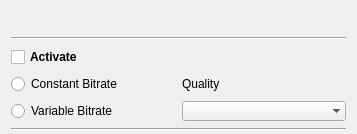
Old version of the form src/GUI/PlayerPlugins/AudioConverter/GUI_AudioConvert.ui in the repository return42/sayonara.
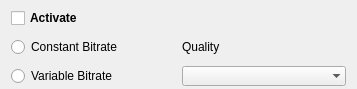
New version of the form.

```diff
--- a/src/GUI/PlayerPlugins/AudioConverter/GUI_AudioConvert.ui
+++ b/src/GUI/PlayerPlugins/AudioConverter/GUI_AudioConvert.ui
@@ -7,21 +7,9 @@
     <x>0</x>
     <y>0</y>
     <width>357</width>
-    <height>134</height>
+    <height>89</height>
    </rect>
   </property>
-  <property name="minimumSize">
-   <size>
-    <width>0</width>
-    <height>134</height>
-   </size>
-  </property>
-  <property name="maximumSize">
-   <size>
-    <width>16777215</width>
-    <height>152</height>
-   </size>
-  </property>
   <layout class="QGridLayout" name="gridLayout">
    <property name="topMargin">
     <number>5</number>
@@ -29,7 +17,23 @@
    <property name="bottomMargin">
     <number>0</number>
    </property>
-   <item row="9" column="2" colspan="2">
+   <item row="5" column="0">
+    <widget class="QCheckBox" name="cb_active">
+     <property name="font">
+      <font>
+       <weight>75</weight>
+       <bold>true</bold>
+      </font>
+     </property>
+     <property name="focusPolicy">
+      <enum>Qt::StrongFocus</enum>
+     </property>
+     <property name="text">
+      <string>Activate</string>
+     </property>
+    </widget>
+   </item>
+   <item row="7" column="2" colspan="2">
     <widget class="QComboBox" name="cb_quality">
      <property name="focusPolicy">
       <enum>Qt::StrongFocus</enum>
@@ -48,17 +52,17 @@
      </property>
     </widget>
    </item>
-   <item row="6" column="0" colspan="4">
-    <widget class="Line" name="line">
+   <item row="7" column="0" colspan="2">
+    <widget class="QRadioButton" name="rb_vbr">
      <property name="focusPolicy">
       <enum>Qt::StrongFocus</enum>
      </property>
-     <property name="orientation">
-      <enum>Qt::Horizontal</enum>
+     <property name="text">
+      <string>Variable Bitrate</string>
      </property>
     </widget>
    </item>
-   <item row="8" column="2" colspan="2">
+   <item row="6" column="2" colspan="2">
     <widget class="QLabel" name="label">
      <property name="maximumSize">
       <size>
@@ -74,7 +78,7 @@
      </property>
     </widget>
    </item>
-   <item row="8" column="0" colspan="2">
+   <item row="6" column="0" colspan="2">
     <widget class="QRadioButton" name="rb_cbr">
      <property name="focusPolicy">
       <enum>Qt::StrongFocus</enum>
@@ -84,107 +88,6 @@
      </property>
     </widget>
    </item>
-   <item row="9" column="0" colspan="2">
-    <widget class="QRadioButton" name="rb_vbr">
-     <property name="focusPolicy">
-      <enum>Qt::StrongFocus</enum>
-     </property>
-     <property name="text">
-      <string>Variable Bitrate</string>
-     </property>
-    </widget>
-   </item>
-   <item row="10" column="0" colspan="4">
-    <widget class="Line" name="line_2">
-     <property name="focusPolicy">
-      <enum>Qt::StrongFocus</enum>
-     </property>
-     <property name="orientation">
-      <enum>Qt::Horizontal</enum>
-     </property>
-    </widget>
-   </item>
-   <item row="5" column="0" colspan="4">
-    <layout class="QHBoxLayout" name="horizontalLayout">
-     <item>
-      <widget class="QLabel" name="lab_title">
-       <property name="font">
-        <font>
-         <pointsize>11</pointsize>
-         <weight>75</weight>
-         <bold>true</bold>
-        </font>
-       </property>
-       <property name="text">
-        <string/>
-       </property>
-      </widget>
-     </item>
-     <item>
-      <widget class="QPushButton" name="btn_close">
-       <property name="sizePolicy">
-        <sizepolicy hsizetype="MinimumExpanding" vsizetype="MinimumExpanding">
-         <horstretch>0</horstretch>
-         <verstretch>0</verstretch>
-        </sizepolicy>
-       </property>
-       <property name="minimumSize">
-        <size>
-         <width>24</width>
-         <height>24</height>
-        </size>
-       </property>
-       <property name="maximumSize">
-        <size>
-         <width>24</width>
-         <height>24</height>
-        </size>
-       </property>
-       <property name="font">
-        <font>
-         <weight>50</weight>
-         <italic>false</italic>
-         <bold>false</bold>
-        </font>
-       </property>
-       <property name="focusPolicy">
-        <enum>Qt::StrongFocus</enum>
-       </property>
-       <property name="layoutDirection">
-        <enum>Qt::LeftToRight</enum>
-       </property>
-       <property name="text">
-        <string/>
-       </property>
-       <property name="iconSize">
-        <size>
-         <width>16</width>
-         <height>16</height>
-        </size>
-       </property>
-       <property name="flat">
-        <bool>true</bool>
-       </property>
-      </widget>
-     </item>
-    </layout>
-   </item>
-   <item row="7" column="0">
-    <widget class="QCheckBox" name="cb_active">
-     <property name="font">
-      <font>
-       <weight>75</weight>
-       <bold>true</bold>
-      </font>
-     </property>
-     <property name="focusPolicy">
-      <enum>Qt::StrongFocus</enum>
-     </property>
-     <property name="text">
-      <string>Activate</string>
-     </property>
-    </widget>
-   </item>
   </layout>
  </widget>
  <resources/>
```
Left out of the diff: 19 changed lines with no effect on the pictures.
